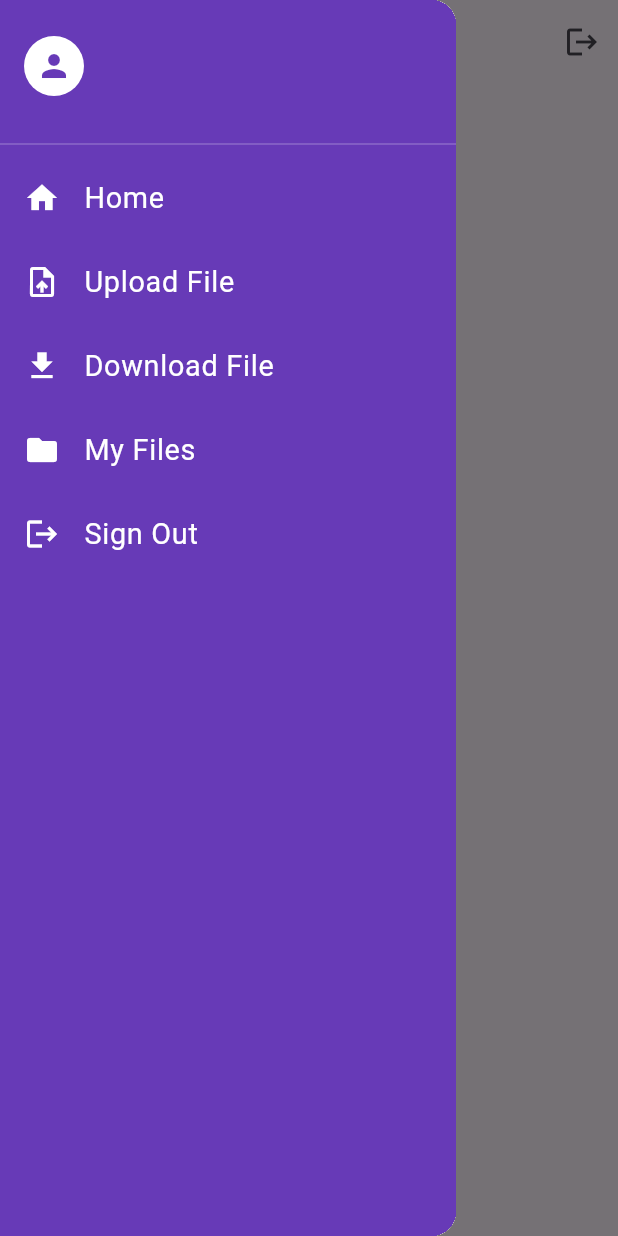
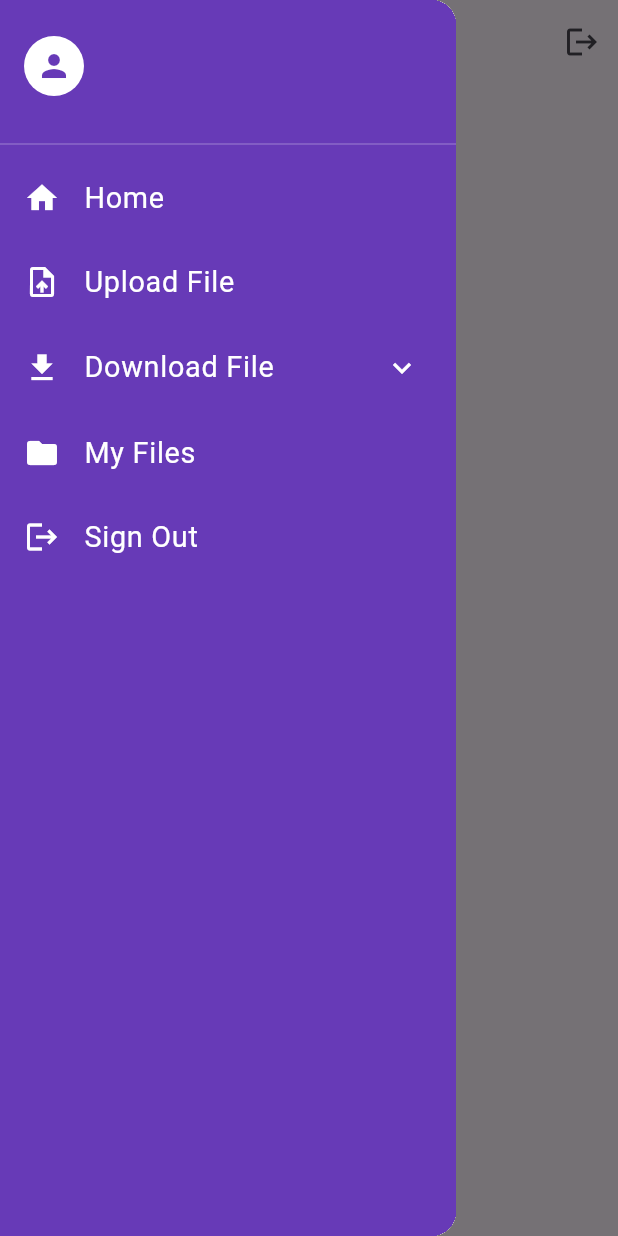
Before and after one commit to KrishPatel1605/uploadit, a Flutter app: the screen it shows once a user with an empty profile is signed in, with the side drawer open, on a phone screen of 412 x 824 dp. Run offline on Flutter 3.47's test engine with Material 3 defaults, Android fonts, the light colour scheme and no system bars; our stand-ins replace file_picker, flutter_dotenv, open_file, qr_flutter, supabase_flutter; accounts and stored records are empty; network calls fail.

Commit message:
changed some routes for two methods of download

```diff
--- a/lib/main.dart
+++ b/lib/main.dart
@@ -37,7 +37,7 @@ class MyApp extends StatelessWidget {
         Routes.homeRoute: (context) => HomePage(),
         Routes.registerRoute: (context) => RegisterPage(),
         Routes.uploadRoute: (context) => UploadPage(),
-        Routes.downloadRoute: (context) => DownloadPage(),
+        Routes.downloadByCodeRoute: (context) => DownloadPage(),
         Routes.myFilesRoute: (context) => MyFilesPage(),
       },
     );
--- a/lib/utils/routes.dart
+++ b/lib/utils/routes.dart
@@ -1,8 +1,9 @@
 class Routes {
-  static String loginRoute = "/login";
-  static String homeRoute = "/home";
-  static String registerRoute = "/register";
+  static const loginRoute = "/login";
+  static const homeRoute = "/home";
+  static const registerRoute = "/register";
   static const uploadRoute = "/upload";
   static const myFilesRoute = "/myfiles";
-  static const downloadRoute = "/download";
+  static const downloadByQRRoute = '/download/qr';
+  static const downloadByCodeRoute = '/download/code';
 }
--- a/lib/widgets/drawer.dart
+++ b/lib/widgets/drawer.dart
@@ -63,14 +63,44 @@ class MyDrawer extends StatelessWidget {
               ),
               onTap: () => Navigator.pushNamed(context, Routes.uploadRoute),
             ),
-            ListTile(
-              leading: Icon(Icons.download, color: Colors.white),
-              title: Text(
+            ExpansionTile(
+              leading: const Icon(Icons.download, color: Colors.white),
+              title: const Text(
                 "Download File",
                 textScaler: TextScaler.linear(1.2),
                 style: TextStyle(color: Colors.white),
               ),
-              onTap: () => Navigator.pushNamed(context, Routes.downloadRoute),
+              collapsedIconColor: Colors.white,
+              iconColor: Colors.white,
+              childrenPadding: const EdgeInsets.only(left: 40),
+              children: [
+                ListTile(
+                  leading: const Icon(Icons.qr_code, color: Colors.white),
+                  title: const Text(
+                    "By QR Code",
+                    textScaler: TextScaler.linear(1.1),
+                    style: TextStyle(color: Colors.white),
+                  ),
+                  onTap:
+                      () => Navigator.pushNamed(
+                        context,
+                        Routes.downloadByQRRoute,
+                      ),
+                ),
+                ListTile(
+                  leading: const Icon(Icons.input, color: Colors.white),
+                  title: const Text(
+                    "By Code Input",
+                    textScaler: TextScaler.linear(1.1),
+                    style: TextStyle(color: Colors.white),
+                  ),
+                  onTap:
+                      () => Navigator.pushNamed(
+                        context,
+                        Routes.downloadByCodeRoute,
+                      ),
+                ),
+              ],
             ),
             ListTile(
               leading: Icon(Icons.folder, color: Colors.white),
```
